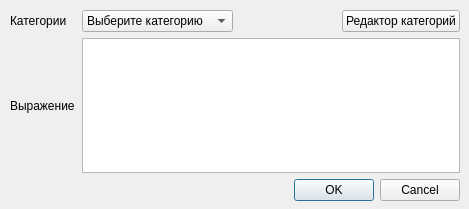
Above: regul.ui from player7004/Crawler before the change. Below: the same form after it.
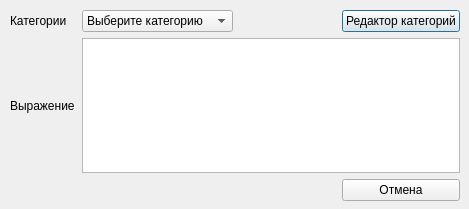
That is the form after the change.

Commit message: Добавлены окна "Редактор выражений" и "Редактор категорий"

```diff
--- a/regul.ui
+++ b/regul.ui
@@ -88,13 +88,10 @@
       </property>
      </spacer>
     </item>
-    <item row="2" column="2" colspan="2">
-     <widget class="QDialogButtonBox" name="buttonBox">
-      <property name="orientation">
-       <enum>Qt::Horizontal</enum>
-      </property>
-      <property name="standardButtons">
-       <set>QDialogButtonBox::Cancel|QDialogButtonBox::Ok</set>
+    <item row="2" column="3">
+     <widget class="QPushButton" name="bt_cancel">
+      <property name="text">
+       <string>Отмена</string>
       </property>
      </widget>
     </item>
```
Left out of the diff: 35 changed lines with no effect on the pictures. The commit also changes 3 other files.
